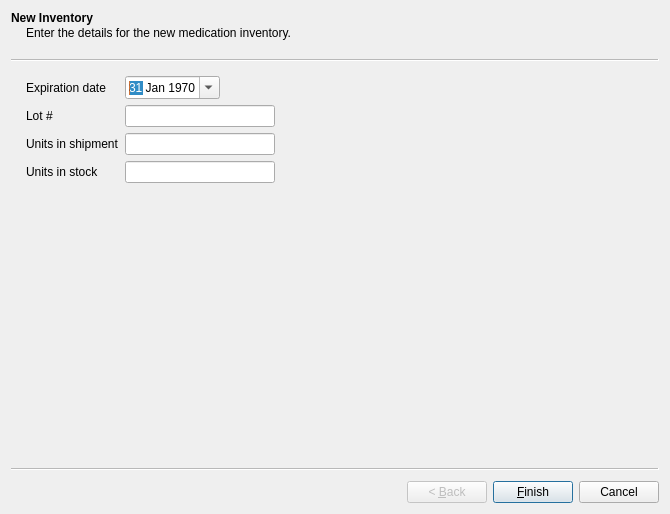
Old version of the form mtrack/altershipmentwizard.ui in the repository kyledevans/Medicine-Track.
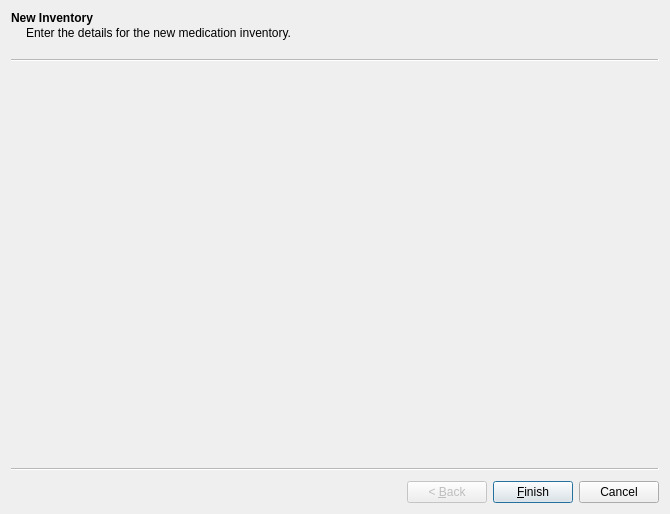
New version of the form. Custom widgets are drawn as their Qt base class.

Diff of the .ui file:
```diff
--- a/mtrack/altershipmentwizard.ui
+++ b/mtrack/altershipmentwizard.ui
@@ -13,178 +13,23 @@
   <property name="windowTitle">
    <string>Wizard</string>
   </property>
-  <widget class="QWizardPage" name="page0">
+  <widget class="ASW_Page00" name="page00">
    <property name="title">
     <string>New Inventory</string>
    </property>
    <property name="subTitle">
     <string>Enter the details for the new medication inventory.</string>
    </property>
-   <layout class="QFormLayout" name="formLayout">
-    <item row="0" column="0">
-     <widget class="QLabel" name="expireLabel">
-      <property name="text">
-       <string>Expiration date</string>
-      </property>
-     </widget>
-    </item>
-    <item row="1" column="0">
-     <widget class="QLabel" name="lotLabel">
-      <property name="text">
-       <string>Lot #</string>
-      </property>
-     </widget>
-    </item>
-    <item row="2" column="0">
-     <widget class="QLabel" name="unitsLabel">
-      <property name="text">
-       <string>Units in shipment</string>
-      </property>
-     </widget>
-    </item>
-    <item row="0" column="1">
-     <layout class="QHBoxLayout" name="horizontalLayout">
-      <item>
-       <widget class="QDateEdit" name="expireField">
-        <property name="dateTime">
-         <datetime>
-          <hour>0</hour>
-          <minute>0</minute>
-          <second>0</second>
-          <year>1970</year>
-          <month>1</month>
-          <day>31</day>
-         </datetime>
-        </property>
-        <property name="calendarPopup">
-         <bool>true</bool>
-        </property>
-       </widget>
-      </item>
-      <item>
-       <spacer name="horizontalSpacer">
-        <property name="orientation">
-         <enum>Qt::Horizontal</enum>
-        </property>
-        <property name="sizeHint" stdset="0">
-         <size>
-          <width>40</width>
-          <height>20</height>
-         </size>
-        </property>
-       </spacer>
-      </item>
-     </layout>
-    </item>
-    <item row="1" column="1">
-     <layout class="QHBoxLayout" name="horizontalLayout_2">
-      <item>
-       <widget class="QLineEdit" name="lotField">
-        <property name="minimumSize">
-         <size>
-          <width>150</width>
-          <height>0</height>
-         </size>
-        </property>
-        <property name="maximumSize">
-         <size>
-          <width>150</width>
-          <height>16777215</height>
-         </size>
-        </property>
-       </widget>
-      </item>
-      <item>
-       <spacer name="horizontalSpacer_2">
-        <property name="orientation">
-         <enum>Qt::Horizontal</enum>
-        </property>
-        <property name="sizeHint" stdset="0">
-         <size>
-          <width>40</width>
-          <height>20</height>
-         </size>
-        </property>
-       </spacer>
-      </item>
-     </layout>
-    </item>
-    <item row="2" column="1">
-     <layout class="QHBoxLayout" name="horizontalLayout_3">
-      <item>
-       <widget class="QLineEdit" name="unitsField">
-        <property name="minimumSize">
-         <size>
-          <width>150</width>
-          <height>0</height>
-         </size>
-        </property>
-        <property name="maximumSize">
-         <size>
-          <width>150</width>
-          <height>16777215</height>
-         </size>
-        </property>
-       </widget>
-      </item>
-      <item>
-       <spacer name="horizontalSpacer_3">
-        <property name="orientation">
-         <enum>Qt::Horizontal</enum>
-        </property>
-        <property name="sizeHint" stdset="0">
-         <size>
-          <width>40</width>
-          <height>20</height>
-         </size>
-        </property>
-       </spacer>
-      </item>
-     </layout>
-    </item>
-    <item row="3" column="0">
-     <widget class="QLabel" name="stockLabel">
-      <property name="text">
-       <string>Units in stock</string>
-      </property>
-     </widget>
-    </item>
-    <item row="3" column="1">
-     <layout class="QHBoxLayout" name="horizontalLayout_4">
-      <item>
-       <widget class="QLineEdit" name="stockField">
-        <property name="minimumSize">
-         <size>
-          <width>150</width>
-          <height>0</height>
-         </size>
-        </property>
-        <property name="maximumSize">
-         <size>
-          <width>150</width>
-          <height>16777215</height>
-         </size>
-        </property>
-       </widget>
-      </item>
-      <item>
-       <spacer name="horizontalSpacer_4">
-        <property name="orientation">
-         <enum>Qt::Horizontal</enum>
-        </property>
-        <property name="sizeHint" stdset="0">
-         <size>
-          <width>40</width>
-          <height>20</height>
-         </size>
-        </property>
-       </spacer>
-      </item>
-     </layout>
-    </item>
-   </layout>
   </widget>
  </widget>
+ <customwidgets>
+  <customwidget>
+   <class>ASW_Page00</class>
+   <extends>QWizardPage</extends>
+   <header location="global">asw_page00.h</header>
+   <container>1</container>
+  </customwidget>
+ </customwidgets>
  <resources/>
  <connections/>
 </ui>
```
